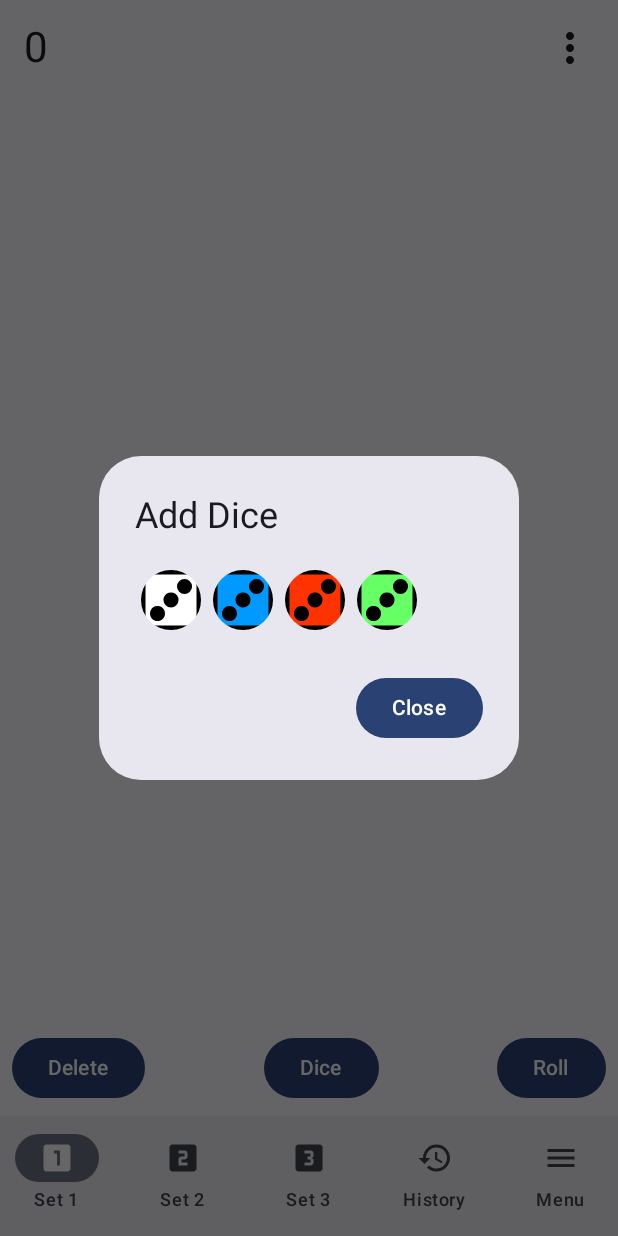
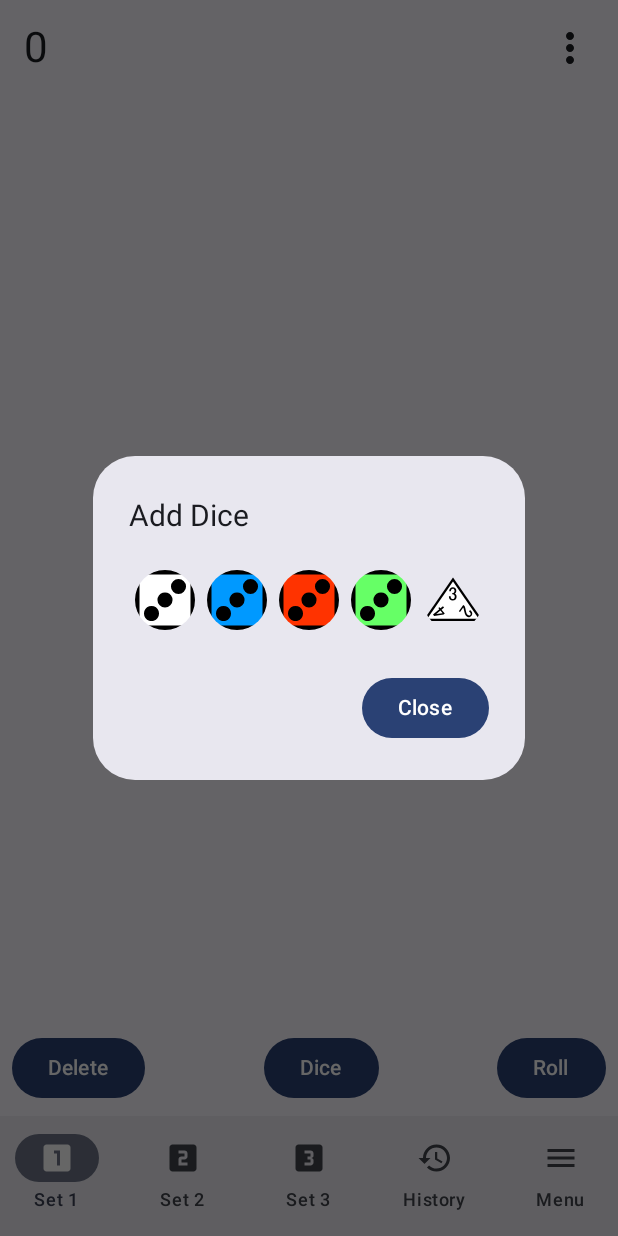
Before and after one commit to Jiyuu5/TheDiceGuyJC, an Android app built with Jetpack Compose: the screen it shows after launch (MainActivity), after a tap on "Dice", on a phone screen of 412 x 824 dp. Run offline under Robolectric (Android 15) with nearby library versions, the phone set to English and light mode, and no system bars.

Commit message:
add white d4 dice

```diff
--- a/app/src/main/java/de/rockbiter/thediceguy/model/Dice.kt
+++ b/app/src/main/java/de/rockbiter/thediceguy/model/Dice.kt
@@ -17,6 +17,9 @@ class Dice (type: Int, private var color: String = "white"){
             }
             "red" -> {
                 imageResources = diceImageResources["red"]
+            }
+            "D4_white" -> {
+                imageResources = diceImageResources["D4_white"]
             }
         }
     }
--- a/app/src/main/java/de/rockbiter/thediceguy/ui/SetUi.kt
+++ b/app/src/main/java/de/rockbiter/thediceguy/ui/SetUi.kt
@@ -26,7 +26,6 @@ import androidx.compose.ui.graphics.Shadow
 import androidx.compose.ui.res.colorResource
 import androidx.compose.ui.res.painterResource
 import androidx.compose.ui.text.TextStyle
-import androidx.compose.ui.text.style.TextAlign
 import androidx.compose.ui.tooling.preview.Preview
 import androidx.compose.ui.unit.dp
 import androidx.compose.ui.unit.sp
@@ -135,43 +134,52 @@ fun SetUi(set: Int, setViewModel: SetViewModel = viewModel()) {
     }
     if (setUiState.isDiceDialogOpen) {
         AlertDialog(
-            title = { Text(text = "Add Dice") },
+            title = { Text(text = "Add Dice", fontSize = 20.sp) },
             text = {
                 Row {
                     IconButton(onClick = {
-                        setViewModel.addDice("white")
+                        setViewModel.addDice(6,"white")
                     }) {
                         Image(
                             painter = painterResource(id = R.drawable.dice6_3),
-                            contentDescription = "White Dice"
+                            contentDescription = "White D6 Dice"
                         )
                     }
 
                     IconButton(onClick = {
-                        setViewModel.addDice("blue")
+                        setViewModel.addDice(6,"blue")
                     }) {
                         Image(
                             painter = painterResource(id = R.drawable.dice6_3_blue),
-                            contentDescription = "White Dice"
+                            contentDescription = "Blue D6 Dice"
                         )
                     }
 
                     IconButton(onClick = {
-                        setViewModel.addDice("red")
+                        setViewModel.addDice(6,"red")
                     }) {
                         Image(
                             painter = painterResource(id = R.drawable.dice6_3_red),
-                            contentDescription = "White Dice"
+                            contentDescription = "Red D6 Dice"
 
                         )
                     }
 
                     IconButton(onClick = {
-                        setViewModel.addDice("green")
+                        setViewModel.addDice(6,"green")
                     }) {
                         Image(
                             painter = painterResource(id = R.drawable.dice6_3_green),
-                            contentDescription = "White Dice"
+                            contentDescription = "Greem D6 Dice"
+                        )
+                    }
+
+                    IconButton(onClick = {
+                        setViewModel.addDice(4,"D4_white")
+                    }) {
+                        Image(
+                            painter = painterResource(id = R.drawable.dice4_3),
+                            contentDescription = "White D4 Dice"
                         )
                     }
                 }
--- a/app/src/main/java/de/rockbiter/thediceguy/ui/SetViewModel.kt
+++ b/app/src/main/java/de/rockbiter/thediceguy/ui/SetViewModel.kt
@@ -51,9 +51,9 @@ class SetViewModel : ViewModel() {
         calculateScores()
     }
 
-    fun addDice(color: String) {
+    fun addDice(type: Int, color: String) {
 
-        val dice = Dice(6, color)
+        val dice = Dice(type, color)
         val tempDiceSetList = _uiState.value.activeDiceSet.diceList.toMutableList()
         if (tempDiceSetList.size < MAX_NUMBER_OF_DICE){
             tempDiceSetList.add(dice)
--- /dev/null
+++ b/app/src/main/res/drawable/dice4_3.xml
@@ -0,0 +1,24 @@
+<vector xmlns:android="http://schemas.android.com/apk/res/android"
+    android:width="200dp"
+    android:height="200dp"
+    android:viewportWidth="200"
+    android:viewportHeight="200">
+  <path
+      android:fillColor="@color/black"
+      android:pathData="M100,25.07L200,170.05L-0,170.05L100,25.07Z" />
+  <path
+      android:fillColor="@color/white"
+      android:pathData="M100,38.37L185.87,162.86L14.13,162.86L100,38.37Z" />
+  <path
+      android:fillColor="#FF000000"
+      android:pathData="M37.07,153.03L33.37,148.62L54.45,130.93L51.08,126.91L54.71,123.86L58.08,127.88L66.51,120.81L70.21,125.22L61.78,132.29L72.56,145.14L68.74,148.35L37.07,153.03ZM44.18,147.06L65.39,143.97L58.15,135.34L44.18,147.06Z"
+      android:fillType="nonZero"/>
+  <path
+      android:fillColor="#FF000000"
+      android:pathData="M156.7,133.54C160.94,136.51 163.37,139.85 164.02,143.6C164.56,146.63 163.98,149.35 162.25,151.81C160.15,154.8 157.57,156.59 154.54,157.12C151.51,157.65 148.69,157 146.12,155.2C142.82,152.88 140.72,149.85 139.69,146.08C138.69,142.49 137.8,138.97 137.09,135.42C136.6,133.44 136.17,131.49 135.68,129.51C135.29,127.83 134.78,126.22 134.16,124.77L123.39,140.12L119.51,137.4L134.14,116.55L137.6,118.97C138.78,120.19 139.91,122.7 140.94,126.47C142.22,132.45 143.27,137.41 144.23,141.29C145.04,145.37 146.85,148.36 149.57,150.27C151.2,151.41 152.96,151.79 154.8,151.51C156.17,151.23 157.33,150.47 158.17,149.27C158.94,148.17 159.19,146.93 158.99,145.54C158.5,143.01 156.69,140.57 153.39,138.25L156.7,133.54Z"
+      android:fillType="nonZero"/>
+  <path
+      android:fillColor="#FF000000"
+      android:pathData="M87.44,70.55C87.44,66.71 88.72,63.51 91.22,61.02C93.39,58.84 96.08,57.75 99.22,57.75C102.86,57.75 105.81,58.84 107.98,61.02C109.97,63.06 110.99,65.69 110.99,69.02C110.99,72.34 110.16,74.84 108.5,76.5C107.28,77.72 106.06,78.36 104.72,78.55C106.38,79.06 107.79,79.9 108.94,81.05C110.99,83.03 111.95,85.72 111.95,89.05C111.95,92.7 110.8,95.7 108.5,98.01C106.13,100.38 102.86,101.53 98.7,101.53C95.25,101.53 92.3,100.38 89.94,98.01C87.63,95.7 86.48,92.95 86.48,89.75L86.48,87.77L92.24,87.77L92.24,89.56C92.24,91.67 92.94,93.53 94.48,95.06C95.63,96.22 97.04,96.79 98.7,96.79C100.88,96.79 102.61,96.09 103.95,94.81C105.3,93.46 105.94,91.35 105.94,88.54C105.94,86.23 105.3,84.38 103.95,83.03C102.61,81.69 101.14,81.05 99.47,81.05L97.49,81.05L97.49,76.76L98.96,76.76C100.5,76.76 101.9,76.12 103.25,74.78C104.53,73.43 105.23,71.51 105.23,69.02C105.23,66.84 104.53,65.11 103.25,63.77C102.22,62.81 100.88,62.3 99.22,62.3C97.74,62.3 96.4,62.87 95.25,64.02C93.9,65.37 93.14,67.54 92.94,70.55L87.44,70.55Z"
+      android:fillType="nonZero"/>
+</vector>
```
Also changed, not shown: app/src/main/java/de/rockbiter/thediceguy/data/ImageResData.kt (+7 -0 lines), app/src/main/res/drawable/dice4_1.xml (added, +25 -0 lines), app/src/main/res/drawable/dice4_2.xml (added, +24 -0 lines), app/src/main/res/drawable/dice4_4.xml (added, +24 -0 lines).
